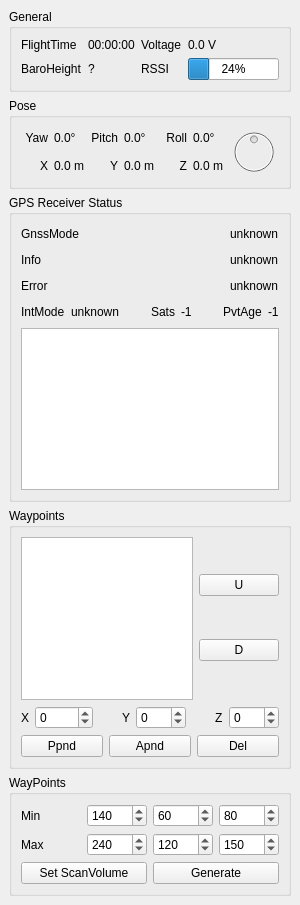
Old version of the form basestation/controlwidget.ui in the repository wpfhtl/octocopter.
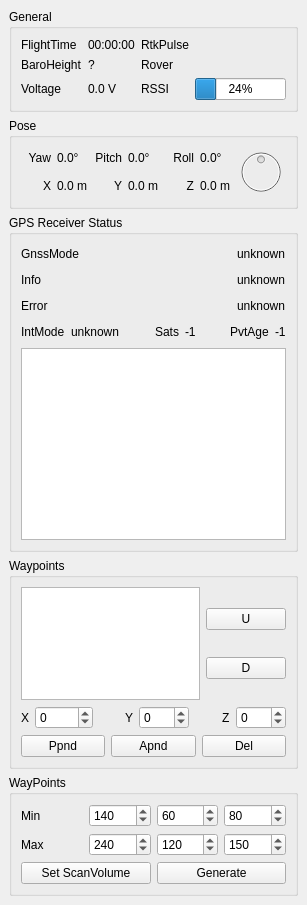
New version of the form.

```diff
--- a/basestation/controlwidget.ui
+++ b/basestation/controlwidget.ui
@@ -6,7 +6,7 @@
    <rect>
     <x>0</x>
     <y>0</y>
-    <width>258</width>
+    <width>263</width>
     <height>905</height>
    </rect>
   </property>
@@ -36,16 +36,25 @@
         </widget>
        </item>
        <item row="0" column="2">
-        <widget class="QLabel" name="label">
+        <widget class="QLabel" name="label_21">
          <property name="text">
-          <string>Voltage</string>
+          <string>RtkPulse</string>
          </property>
         </widget>
        </item>
        <item row="0" column="3">
-        <widget class="QLabel" name="mLabelBatteryVoltage">
+        <widget class="QLabel" name="mLabelRtkIndicator">
+         <property name="minimumSize">
+          <size>
+           <width>20</width>
+           <height>0</height>
+          </size>
+         </property>
          <property name="text">
-          <string>0.0 V</string>
+          <string/>
+         </property>
+         <property name="alignment">
+          <set>Qt::AlignCenter</set>
          </property>
         </widget>
        </item>
@@ -64,13 +73,44 @@
         </widget>
        </item>
        <item row="1" column="2">
+        <widget class="QLabel" name="label_22">
+         <property name="text">
+          <string>Rover</string>
+         </property>
+        </widget>
+       </item>
+       <item row="1" column="3">
+        <widget class="QLabel" name="mLabelRoverIndicator">
+         <property name="text">
+          <string/>
+         </property>
+         <property name="alignment">
+          <set>Qt::AlignCenter</set>
+         </property>
+        </widget>
+       </item>
+       <item row="2" column="0">
+        <widget class="QLabel" name="label">
+         <property name="text">
+          <string>Voltage</string>
+         </property>
+        </widget>
+       </item>
+       <item row="2" column="1">
+        <widget class="QLabel" name="mLabelBatteryVoltage">
+         <property name="text">
+          <string>0.0 V</string>
+         </property>
+        </widget>
+       </item>
+       <item row="2" column="2">
         <widget class="QLabel" name="label_3">
          <property name="text">
           <string>RSSI</string>
          </property>
         </widget>
        </item>
-       <item row="1" column="3">
+       <item row="2" column="3">
         <widget class="QProgressBar" name="mBarWirelessRssi">
          <property name="sizePolicy">
           <sizepolicy hsizetype="Preferred" vsizetype="Fixed">
@@ -292,6 +332,12 @@
            <property name="text">
             <string>unknown</string>
            </property>
+           <property name="wordWrap">
+            <bool>true</bool>
+           </property>
+           <property name="textInteractionFlags">
+            <set>Qt::LinksAccessibleByMouse</set>
+           </property>
           </widget>
          </item>
         </layout>
@@ -323,6 +369,9 @@
            <property name="text">
             <string>unknown</string>
            </property>
+           <property name="wordWrap">
+            <bool>true</bool>
+           </property>
           </widget>
          </item>
         </layout>
@@ -432,6 +481,9 @@
        </item>
        <item>
         <widget class="QPlainTextEdit" name="mTextEditGpsStatus">
+         <property name="horizontalScrollBarPolicy">
+          <enum>Qt::ScrollBarAlwaysOff</enum>
+         </property>
          <property name="undoRedoEnabled">
           <bool>false</bool>
          </property>
```
